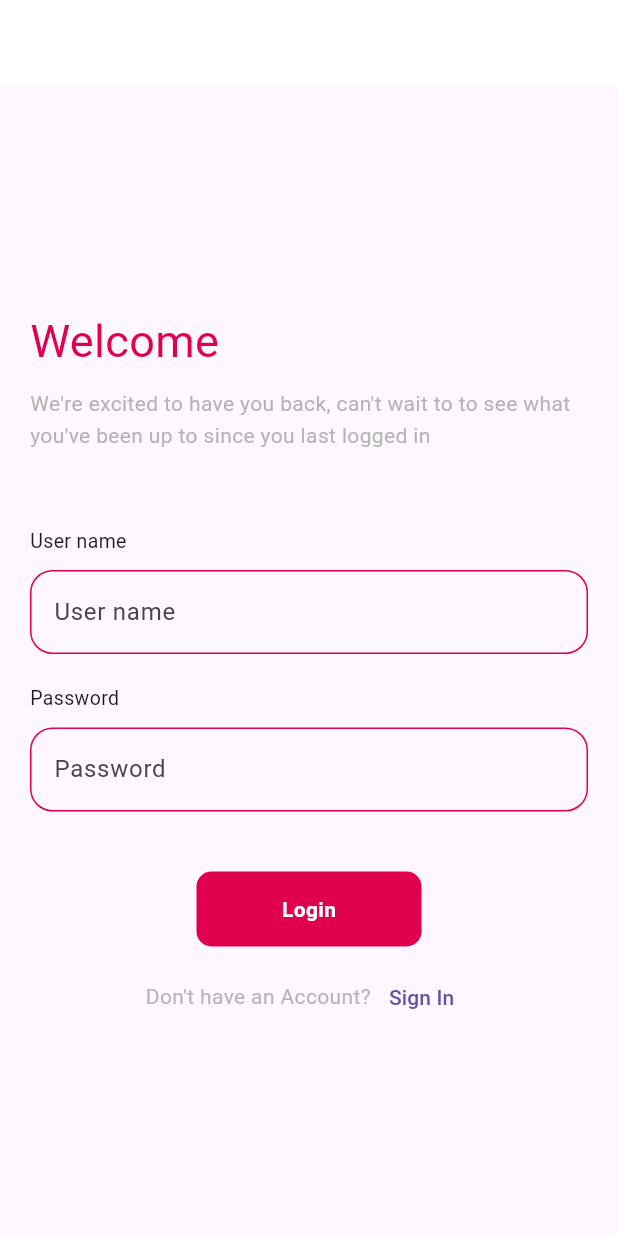
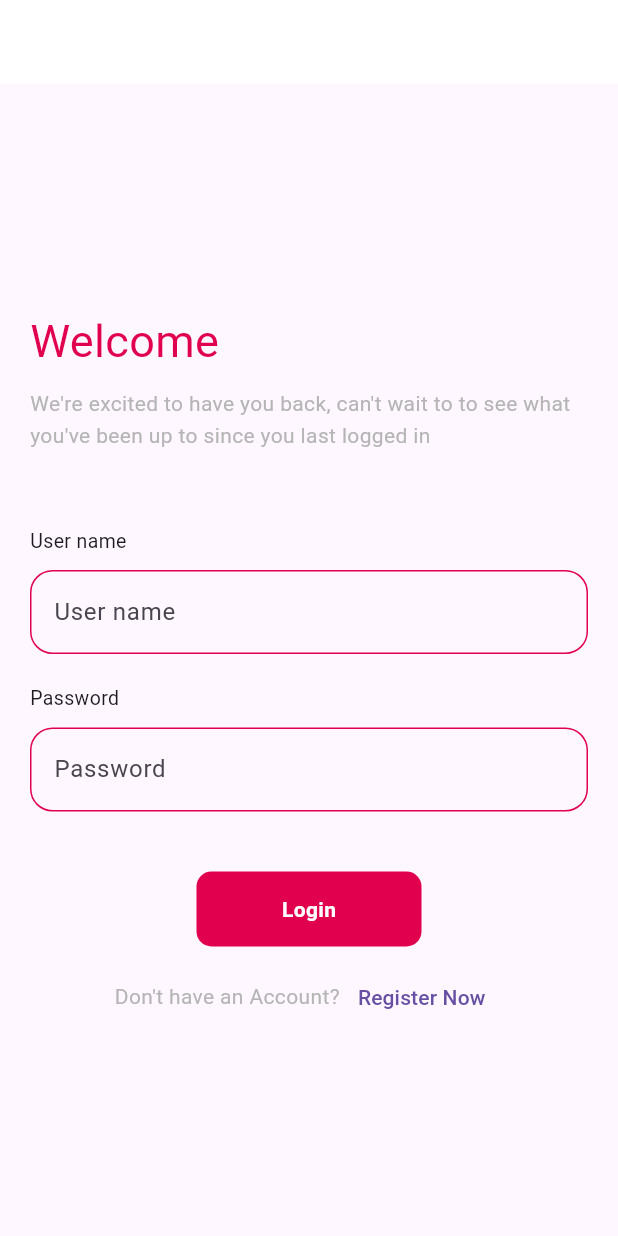
Before and after one commit to MeAnandCB/Medtrack-App, a Flutter app: the screen it shows after launch, scrolled down 398 dp, after a tap on "Log In", on a phone screen of 412 x 824 dp. Run offline on Flutter 3.47's test engine with Material 3 defaults, Android fonts, the phone set to English and light mode, and no system bars; our stand-ins replace cached_network_image, easy_date_timeline, image_picker, lottie, share_plus, shared_preferences and 1 more; missing offline and left inert: time_range; accounts and stored records are empty.

Commit message:
final commit

```diff
--- a/lib/database/data_base_with_model.dart
+++ b/lib/database/data_base_with_model.dart
@@ -1,5 +1,4 @@
 //doctors data model
-import 'dart:math';
 
 class Doctor {
   int id;
--- a/lib/presentation/login_screen/login_screen.dart
+++ b/lib/presentation/login_screen/login_screen.dart
@@ -223,7 +223,7 @@ class _LoginScreenState extends State<LoginScreen> {
                             ));
                       },
                       child: Text(
-                        "Sign In",
+                        "Register Now",
                       ))
                 ],
               ),
```
